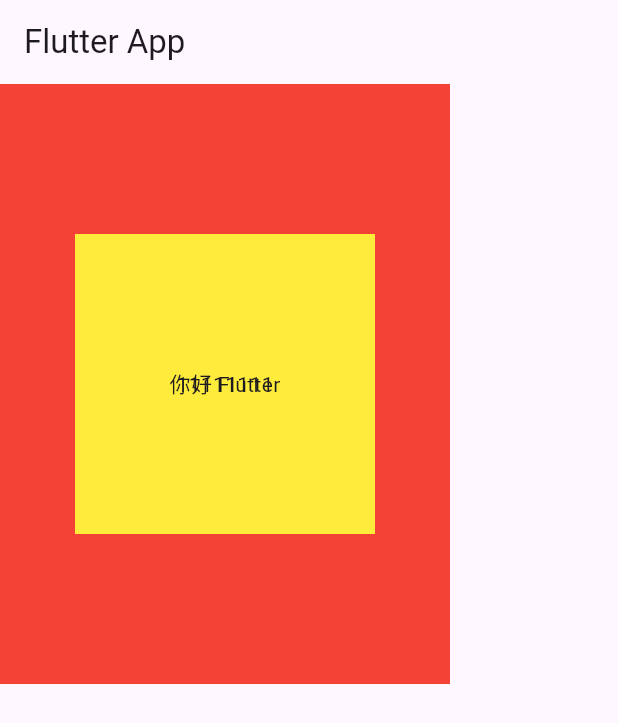
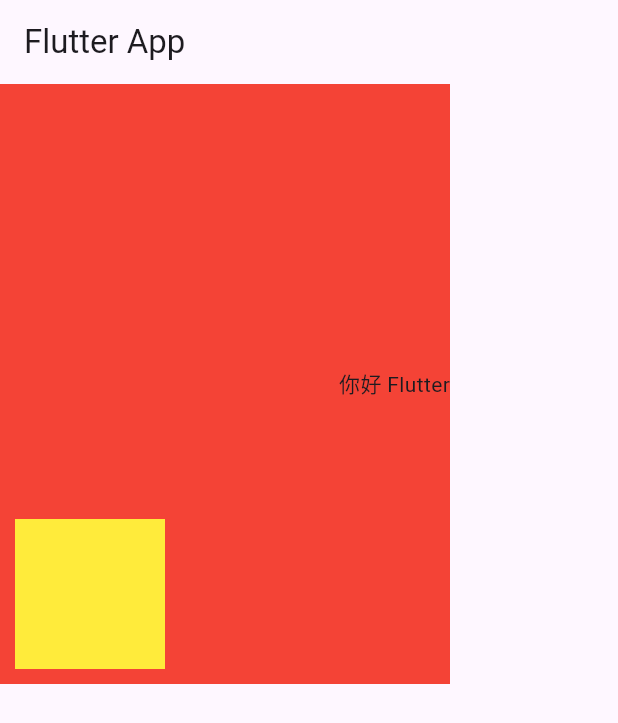
Before and after one commit to flutteruuu/flutter_demo, a Flutter app: the screen it shows after launch, on a phone screen of 412 x 824 dp. Shown: the top 723 px of the screen. Run offline on Flutter 3.47's test engine with Material 3 defaults, Android fonts, the phone set to English and light mode, and no system bars.

Commit message:
Stack and Position

```diff
--- a/lib/main.dart
+++ b/lib/main.dart
@@ -29,22 +29,27 @@ class HomePage extends StatelessWidget {
 
   @override
   Widget build(BuildContext context) {
-    return Stack(
-      alignment: Alignment.center,
-      children: [
-        Container(
-          width: 300,
-          height: 400,
-          color: Colors.red,
-        ),
-        Container(
-          width: 200,
-          height: 200,
-          color: Colors.yellow,
-        ),
-        const Text("你好 Flutter"),
-        const Text("11111111"),
-      ],
+    return Container(
+      height: 400,
+      width: 300,
+      color: Colors.red,
+      child: Stack( // Note: 相對於外部容器進行定位 如果沒有外部容器，則相對於整個螢幕定位
+        children:[
+          Positioned(
+            left: 10,
+            bottom: 10,
+            child: Container(
+              height: 100,
+              width: 100,
+              color: Colors.yellow,
+          )),
+          const Positioned(
+            right: 0,
+            bottom: 190,
+            child: Text("你好 Flutter"),
+          ),
+        ],
+      ),
       );
     }
 }
```
